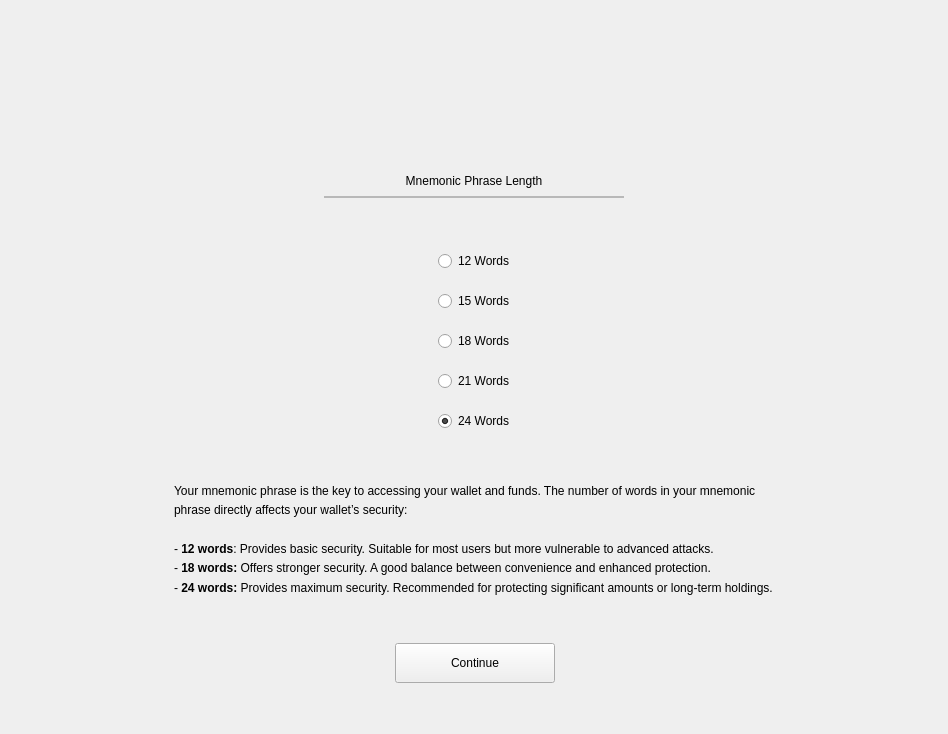
Before: the Qt Designer form windows_desktop/a_seedlength.ui in mwcproject/mwc-qt-wallet, drawn with Qt 5.
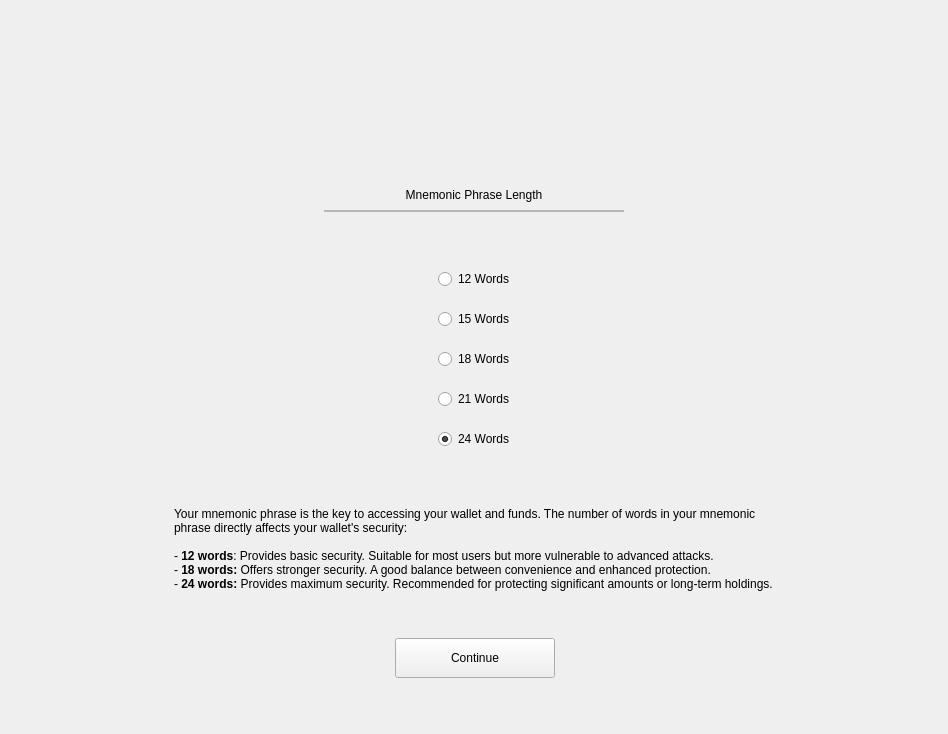
After: the same form once the commit is applied. Icons and pictures are not drawn. Custom widgets are drawn as their Qt base class.

```diff
--- a/windows_desktop/a_seedlength.ui
+++ b/windows_desktop/a_seedlength.ui
@@ -388,12 +388,7 @@
         </size>
        </property>
        <property name="text">
-        <string>&lt;!DOCTYPE HTML PUBLIC &quot;-//W3C//DTD HTML 4.0//EN&quot; &quot;http://www.w3.org/TR/REC-html40/strict.dtd&quot;&gt;
-&lt;html&gt;&lt;head&gt;&lt;meta name=&quot;qrichtext&quot; content=&quot;1&quot; /&gt;&lt;style type=&quot;text/css&quot;&gt;
-p, li { white-space: pre-wrap; }
-&lt;/style&gt;&lt;/head&gt;&lt;body style=&quot;line-height:138%;&quot;&gt;
-&lt;p&gt;
-Your mnemonic phrase is the key to accessing your wallet and funds. The number of words in your mnemonic phrase directly affects your wallet’s security:&lt;br /&gt;&lt;br /&gt;- &lt;span style=&quot; font-weight:600;&quot;&gt;12 words&lt;/span&gt;: Provides basic security. Suitable for most users but more vulnerable to advanced attacks.&lt;br /&gt;- &lt;span style=&quot; font-weight:600;&quot;&gt;18 words:&lt;/span&gt; Offers stronger security. A good balance between convenience and enhanced protection.&lt;br /&gt;- &lt;span style=&quot; font-weight:600;&quot;&gt;24 words:&lt;/span&gt; Provides maximum security. Recommended for protecting significant amounts or long-term holdings.&lt;/p&gt;&lt;/body&gt;&lt;/html&gt;</string>
+        <string>Your mnemonic phrase is the key to accessing your wallet and funds. The number of words in your mnemonic phrase directly affects your wallet's security:&lt;br /&gt;&lt;br /&gt;- &lt;span style=&quot; font-weight:600;&quot;&gt;12 words&lt;/span&gt;: Provides basic security. Suitable for most users but more vulnerable to advanced attacks.&lt;br /&gt;- &lt;span style=&quot; font-weight:600;&quot;&gt;18 words:&lt;/span&gt; Offers stronger security. A good balance between convenience and enhanced protection.&lt;br /&gt;- &lt;span style=&quot; font-weight:600;&quot;&gt;24 words:&lt;/span&gt; Provides maximum security. Recommended for protecting significant amounts or long-term holdings.</string>
        </property>
        <property name="wordWrap">
         <bool>true</bool>
```
